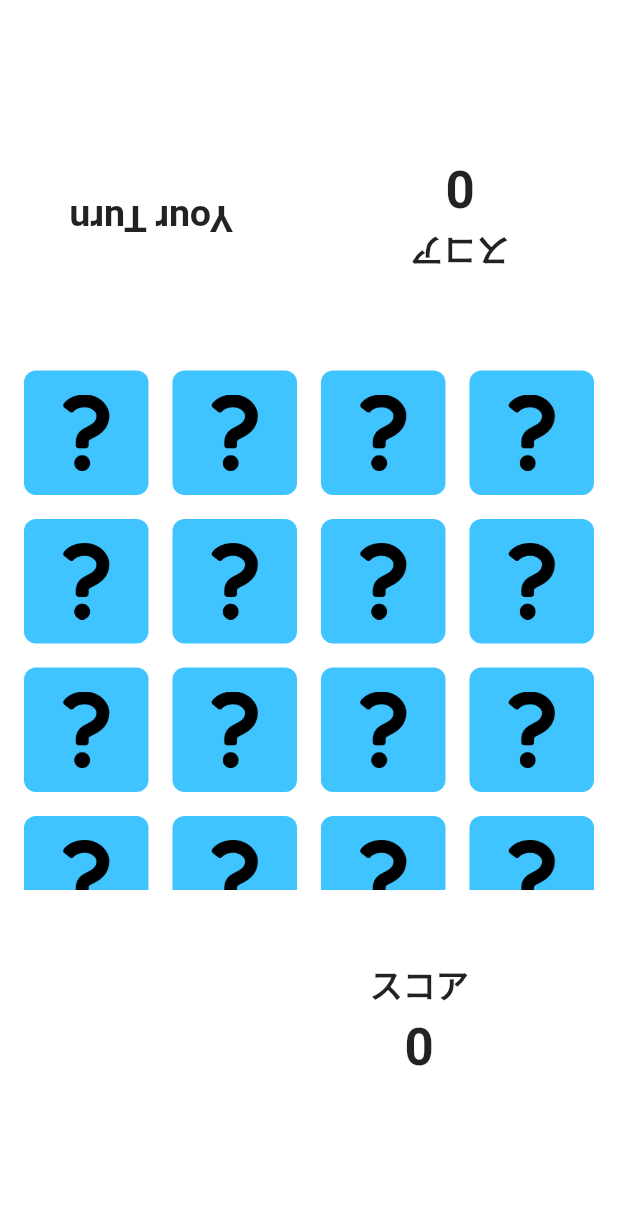
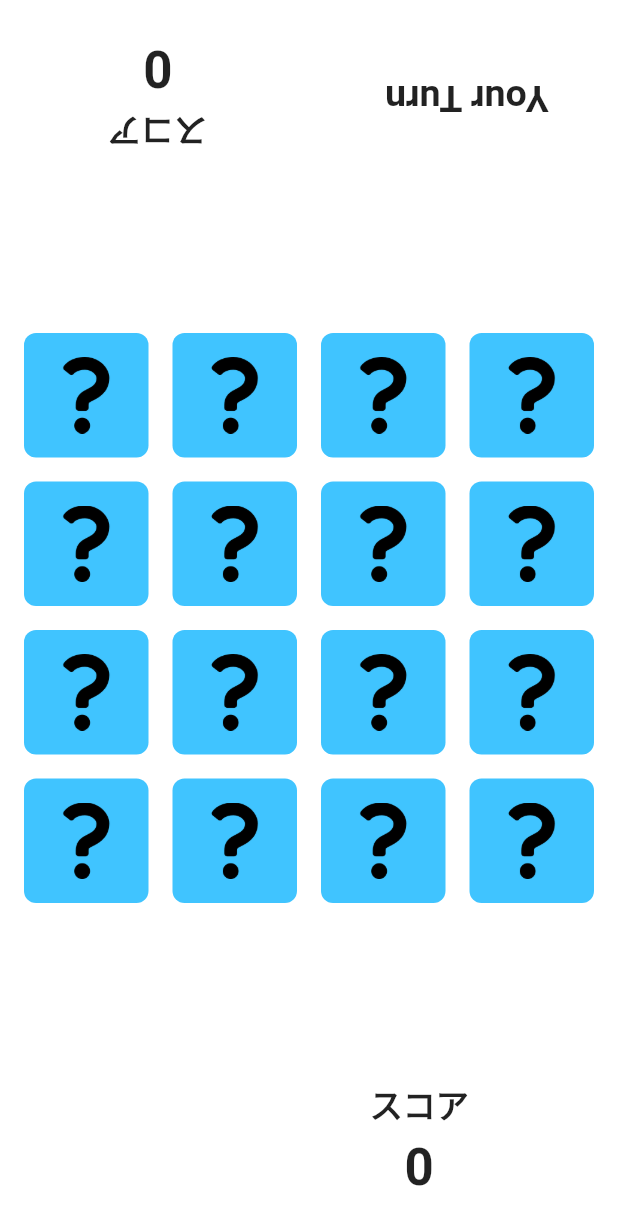
Before and after one commit to iseruuuuu/memory_app, a Flutter app: the BattleScreen screen opened directly, on a phone screen of 412 x 824 dp. Shown: the top 1225 px of the screen. Run offline on Flutter 3.47's test engine with Material 2 defaults, Android fonts, the phone set to English and light mode, and no system bars; missing offline and left inert: giff_dialog.

Commit message:
fix: fix size

```diff
--- a/lib/screen/battle/battle_screen.dart
+++ b/lib/screen/battle/battle_screen.dart
@@ -31,19 +31,19 @@ class _BattleScreenState extends State<BattleScreen> {
           mainAxisAlignment: MainAxisAlignment.spaceBetween,
           crossAxisAlignment: CrossAxisAlignment.center,
           children: [
-            const SizedBox(height: 80),
             RotationTransition(
               turns: const AlwaysStoppedAnimation(180 / 360),
               child: Row(
                 mainAxisAlignment: MainAxisAlignment.spaceAround,
                 children: [
+                  TurnText(isYourTurn: viewModel.isTurn),
                   InfoCard(title: "スコア", info: "${viewModel.score1}"),
-                  TurnText(isYourTurn: viewModel.isTurn),
                 ],
               ),
             ),
-            const SizedBox(height: 20),
-            Expanded(
+            SizedBox(
+              width: MediaQuery.of(context).size.width,
+              height: MediaQuery.of(context).size.width,
               child: GridView.builder(
                 physics: const NeverScrollableScrollPhysics(),
                 gridDelegate: const SliverGridDelegateWithFixedCrossAxisCount(
@@ -62,7 +62,8 @@ class _BattleScreenState extends State<BattleScreen> {
                         _game.matchCheck.add({index: _game.cardsList[index]});
                       });
                       if (_game.matchCheck.length == 2) {
-                        if (_game.matchCheck[0].values.first == _game.matchCheck[1].values.first) {
+                        if (_game.matchCheck[0].values.first ==
+                            _game.matchCheck[1].values.first) {
                           viewModel.addScore();
                           _game.matchCheck.clear();
                           viewModel.checkClear(context);
@@ -70,8 +71,10 @@ class _BattleScreenState extends State<BattleScreen> {
                           Future.delayed(const Duration(milliseconds: 500), () {
                             viewModel.changeTurn();
                             setState(() {
-                              _game.gameImg![_game.matchCheck[0].keys.first] = _game.hiddenCardPath;
-                              _game.gameImg![_game.matchCheck[1].keys.first] = _game.hiddenCardPath;
+                              _game.gameImg![_game.matchCheck[0].keys.first] =
+                                  _game.hiddenCardPath;
+                              _game.gameImg![_game.matchCheck[1].keys.first] =
+                                  _game.hiddenCardPath;
                               _game.matchCheck.clear();
                             });
                           });
@@ -90,7 +93,6 @@ class _BattleScreenState extends State<BattleScreen> {
                 },
               ),
             ),
-            const SizedBox(height: 20),
             Row(
               mainAxisAlignment: MainAxisAlignment.spaceAround,
               children: [
@@ -98,7 +100,6 @@ class _BattleScreenState extends State<BattleScreen> {
                 InfoCard(title: "スコア", info: "${viewModel.score2}"),
               ],
             ),
-            const SizedBox(height: 80),
           ],
         ),
       ),
```
